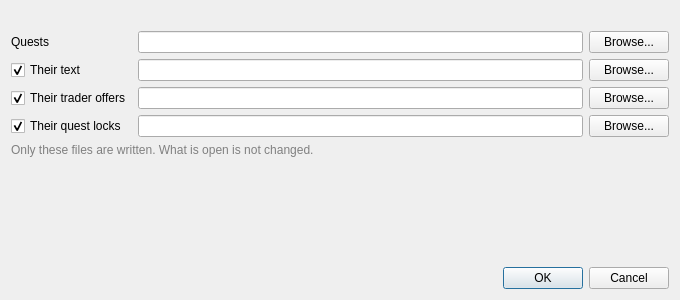
Old version of the form src_new/ui/designer/export_dialog.ui in the repository ThePi1/SPT-Trader-Builder.
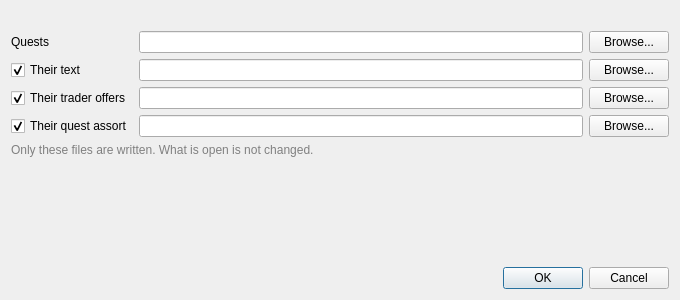
New version of the form.

Commit message:
Call the quest locks file "quest assort" everywhere it is named
The File menu's submenu, the import window's Type list and its counts, the
Open, Import and Save window titles, the unsaved-changes prompts, the Schema
Explorer's file types and messages, the export window and the README now say
"Quest assort", matching the files strip. The code's own names and comments
about locks are unchanged.

Diff of the .ui file:
```diff
--- a/src_new/ui/designer/export_dialog.ui
+++ b/src_new/ui/designer/export_dialog.ui
@@ -86,7 +86,7 @@
      <item row="3" column="0">
       <widget class="QCheckBox" name="locksBox">
        <property name="text">
-        <string>Their quest locks</string>
+        <string>Their quest assort</string>
        </property>
        <property name="checked">
         <bool>true</bool>
```
The commit also changes 15 other files.
